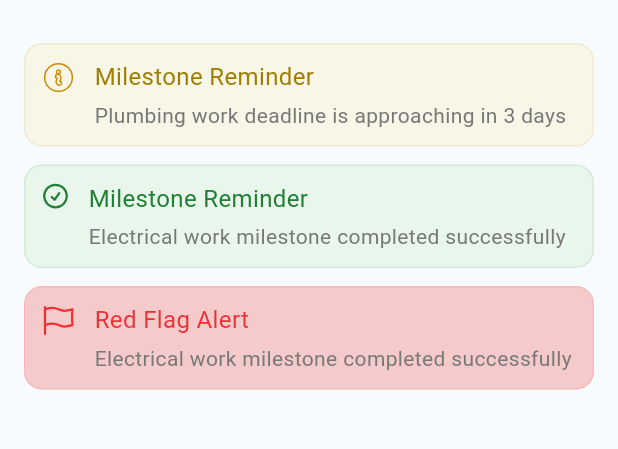
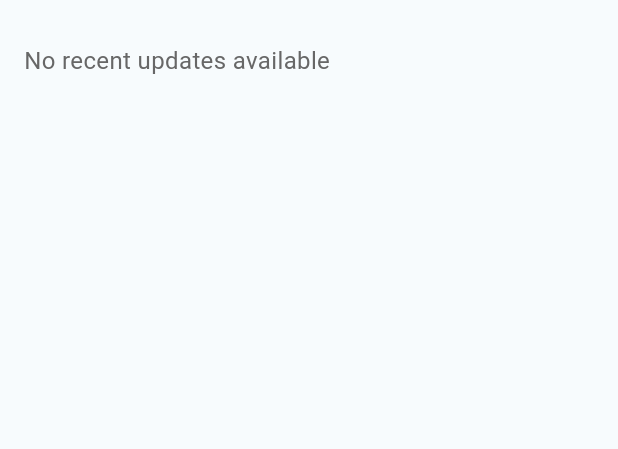
Before and after one commit to RaihanRafi01/loan_site, a Flutter app: the NotificationView screen opened by its route, on a phone screen of 412 x 824 dp, the part 65-514 px from its top. Run offline on Flutter 3.47's test engine with Material 3 defaults, Android fonts, the phone set to English and light mode, and no system bars; our stand-ins replace cached_network_image, dotted_border, dropdown_button2, firebase_core, firebase_messaging, flutter_secure_storage and 7 more; accounts and stored records are empty; network calls fail.

Commit message:
project notification done

```diff
--- a/lib/app/modules/notification/views/notification_view.dart
+++ b/lib/app/modules/notification/views/notification_view.dart
@@ -1,11 +1,10 @@
 import 'package:flutter/material.dart';
-
 import 'package:get/get.dart';
 import 'package:loan_site/app/modules/home/views/home_view.dart';
 import 'package:loan_site/app/modules/notification/views/notification_chat_view.dart';
-
 import '../../../../common/appColors.dart';
 import '../../../../common/customFont.dart';
+import '../../home/controllers/home_controller.dart';
 import '../controllers/notification_controller.dart';
 
 class NotificationView extends GetView<NotificationController> {
@@ -13,48 +12,63 @@ class NotificationView extends GetView<NotificationController> {
 
   @override
   Widget build(BuildContext context) {
+    final HomeController homeController = Get.find<HomeController>();
     return Scaffold(
       backgroundColor: AppColors.appBc,
-      appBar: AppBar(title: Text('Notifications',style: h2.copyWith(fontSize: 24,color: AppColors.textColor),),centerTitle: true,scrolledUnderElevation: 0,elevation: 0,backgroundColor: AppColors.appBc,),
+      appBar: AppBar(
+        title: Text(
+          'Notifications',
+          style: h2.copyWith(fontSize: 24, color: AppColors.textColor),
+        ),
+        centerTitle: true,
+        scrolledUnderElevation: 0,
+        elevation: 0,
+        backgroundColor: AppColors.appBc,
+      ),
       body: SafeArea(
         child: Padding(
           padding: const EdgeInsets.all(16),
-          child: Column(
-            children: [
-              GestureDetector(
-                onTap: ()=> Get.to(NotificationChatView()),
-                child: HomeView().buildUpdateCard(
-                  'Milestone Reminder',
-                  'Plumbing work deadline is approaching in 3 days',
-                  'assets/images/home/info_icon.svg',
-                  AppColors.yellowCard,
-                  AppColors.textYellow,
+          child: Obx(() {
+            final project = homeController.currentProject.value;
+            if (project == null || project.recentUpdates.isEmpty) {
+              return Text(
+                'No recent updates available',
+                style: h4.copyWith(
+                  fontSize: 16,
+                  color: AppColors.blurtext5,
                 ),
-              ),
-              const SizedBox(height: 12),
-              GestureDetector(
-                onTap: ()=> Get.to(NotificationChatView()),
-                child: HomeView().buildUpdateCard(
-                  'Milestone Reminder',
-                  'Electrical work milestone completed successfully',
-                  'assets/images/home/tic_icon.svg',
-                  AppColors.greenCard,
-                  AppColors.textGreen,
-                ),
-              ),
-              const SizedBox(height: 12),
-              GestureDetector(
-                onTap: ()=> Get.to(NotificationChatView()),
-                child: HomeView().buildUpdateCard(
-                  'Red Flag Alert',
-                  'Electrical work milestone completed successfully',
-                  'assets/images/settings/red_flag.svg',
-                  AppColors.clrRed3,
-                  AppColors.clrRed2,
-                ),
-              ),
-            ],
-          ),
+              );
+            }
+            return Column(
+              children: project.recentUpdates.map((update) {
+                return Column(
+                  children: [
+                    HomeView().buildUpdateCard(
+                      update.milestoneName,
+                      update.message,
+                      update.status == 'completed'
+                          ? 'assets/images/home/tic_icon.svg'
+                          : update.status == 'alert'
+                          ? 'assets/images/settings/red_flag.svg'
+                          : 'assets/images/home/info_icon.svg',
+                      update.status == 'completed'
+                          ? AppColors.greenCard
+                          : update.status == 'alert'
+                          ? AppColors.clrRed3
+                          : AppColors.yellowCard,
+                      update.status == 'completed'
+                          ? AppColors.textGreen
+                          : update.status == 'alert'
+                          ? AppColors.clrRed2
+                          : AppColors.textYellow,
+                      date: update.date,
+                    ),
+                    const SizedBox(height: 12),
+                  ],
+                );
+              }).toList(),
+            );
+          }),
         ),
       ),
     );
```
Also changed, not shown: lib/app/modules/community/views/notification_chat_view.dart (+0 -10 lines).
